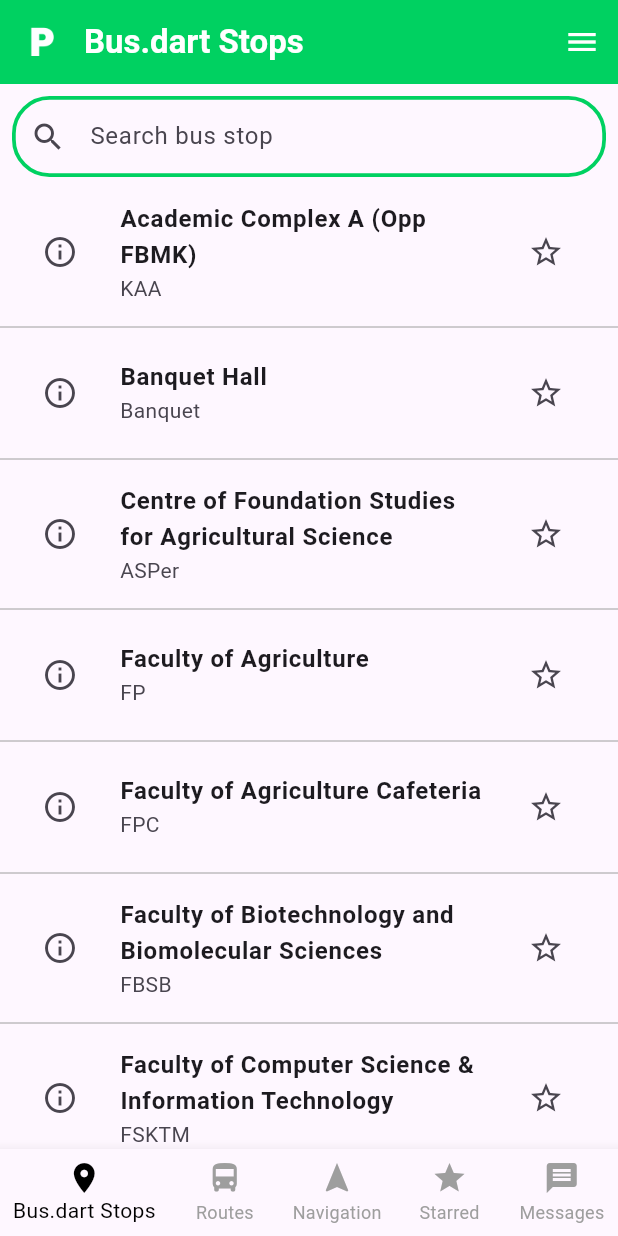
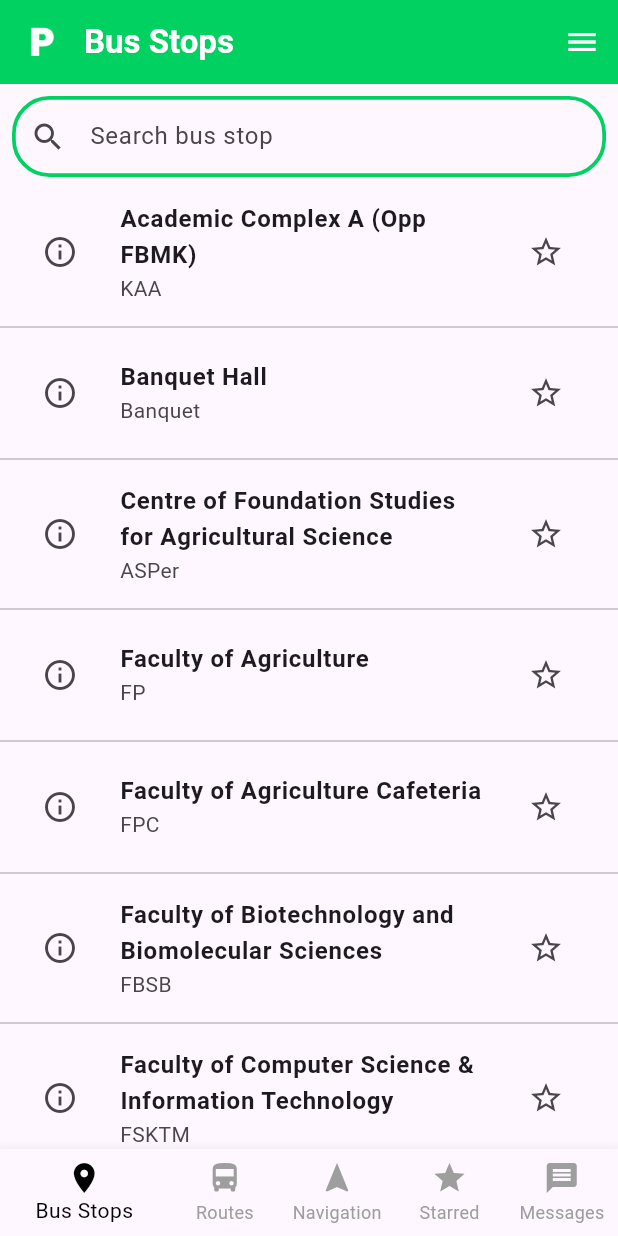
Before and after one commit to aqilsyamil/PUTRA_T, a Flutter app: the screen it shows after launch, on a phone screen of 412 x 824 dp. Run offline on Flutter 3.47's test engine with Material 3 defaults, Android fonts, the light colour scheme and no system bars; our stand-ins replace geolocator, google_maps_flutter.

```diff
--- a/lib/BusRoutePage.dart
+++ b/lib/BusRoutePage.dart
@@ -2,7 +2,6 @@ import 'package:flutter/material.dart';
 import 'package:google_maps_flutter/google_maps_flutter.dart';
 import 'SidebarPage.dart';
 import 'model/User.dart';
-import 'package:geolocator/geolocator.dart';
 import 'SidebarPageDriver.dart';
 
 class BusStop {
@@ -1087,7 +1086,7 @@ class _BusRoutePage extends State<BusRoutePage> {
     _pages = [
       // const Text('Bus Stops'),
       _buildBusStopsPage(), // Bus Stops Page
-      const Text('Bus.dart Routes'),
+      const Text('Bus Routes'),
       const Text('Navigation'),
       const Text('Starred'),
       const Text('Messages'),
@@ -1198,7 +1197,7 @@ class _BusRoutePage extends State<BusRoutePage> {
         titleSpacing: 0.0, // This removes the default spacing on the left of the title
         centerTitle: false,
         title: Text(
-          'Bus.dart Routes',
+          'Bus Routes',
           style: TextStyle(
             color: Colors.white, // Set the title font color to white
             fontWeight: FontWeight.w600, // Set the title font weight to bold
--- a/lib/BusStopPage.dart
+++ b/lib/BusStopPage.dart
@@ -141,7 +141,7 @@ class _BusStopPageState extends State<BusStopPage> {
         titleSpacing: 0.0, // This removes the default spacing on the left of the title
         centerTitle: false,
         title: Text(
-          'Bus.dart Stops',
+          'Bus Stops',
           style: TextStyle(
             color: Colors.white, // Set the title font color to white
             fontWeight: FontWeight.w600, // Set the title font weight to bold
--- a/lib/main.dart
+++ b/lib/main.dart
@@ -146,7 +146,7 @@ class _MyHomePageState extends State<MyHomePage> {
               Icons.location_on,
               color: _currentIndex == 0 ? Colors.black : Colors.grey,
             ),
-            label: 'Bus.dart Stops',
+            label: 'Bus Stops',
           ),
           BottomNavigationBarItem(
             icon: Icon(
```
Also changed, not shown: lib/model/BusStop.dart (added, +69 -0 lines).
